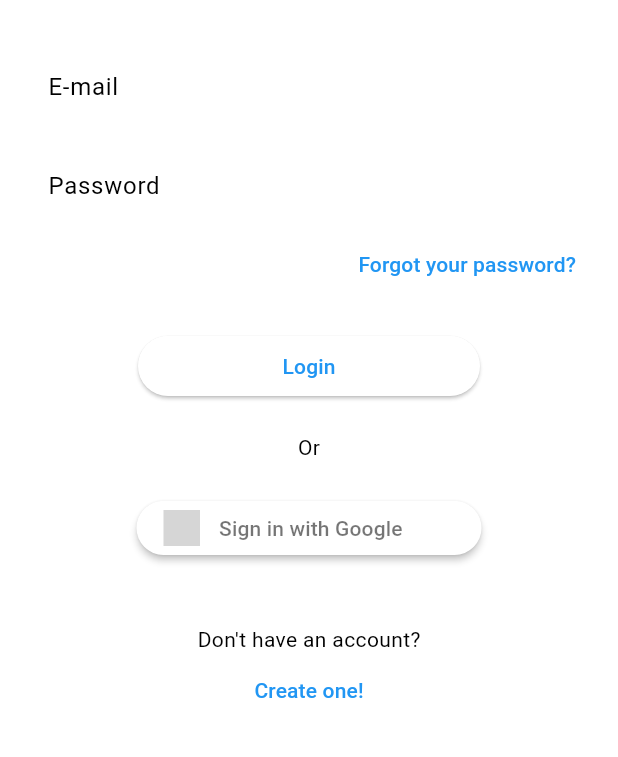
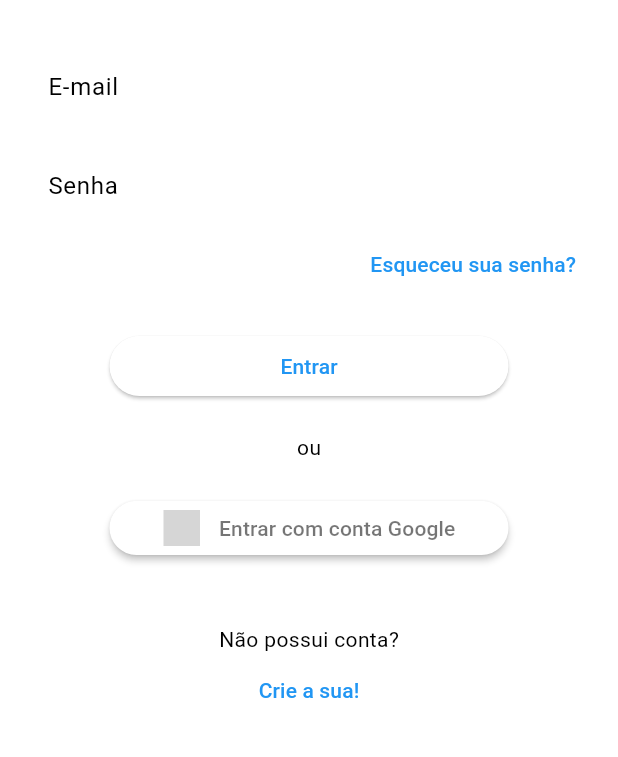
Before and after one commit to bmsrangel/photofeed, a Flutter app: the screen it shows after launch, on a phone screen of 412 x 824 dp, the part 63-820 px from its top. Run offline on Flutter 3.47's test engine with Material 2 defaults, Android fonts, the phone set to English and light mode, and no system bars; our stand-ins replace cloud_firestore, firebase_auth, firebase_core, firebase_storage, flutter_modular, flutter_signin_button and 1 more; accounts and stored records are empty; generated files the repository leaves out were written again; grey boxes are pictures that could not be loaded.

```diff
--- a/lib/app/modules/auth/auth_module.dart
+++ b/lib/app/modules/auth/auth_module.dart
@@ -1,5 +1,6 @@
 import 'package:flutter_modular/flutter_modular.dart';
 import 'package:photofeed/app/modules/auth/pages/login_page.dart';
+import 'package:photofeed/app/modules/auth/pages/reset_password_page.dart';
 import 'package:photofeed/app/modules/auth/pages/sign_up_page.dart';
 
 class AuthModule extends Module {
@@ -10,5 +11,6 @@ class AuthModule extends Module {
   final List<ModularRoute> routes = [
     ChildRoute(Modular.initialRoute, child: (_, __) => const LoginPage()),
     ChildRoute('/signup', child: (_, __) => const SignUpPage()),
+    ChildRoute('/reset', child: (_, __) => const ResetPasswordPage()),
   ];
 }
--- a/lib/app/modules/auth/pages/login_page.dart
+++ b/lib/app/modules/auth/pages/login_page.dart
@@ -20,7 +20,6 @@ class _LoginPageState extends State<LoginPage> {
         title: const Text('PhotoFeed'),
       ),
       body: SingleChildScrollView(
-        child: Padding(
         padding: const EdgeInsets.all(16.0),
         child: Column(
           children: [
@@ -31,40 +30,45 @@ class _LoginPageState extends State<LoginPage> {
             ),
             const SizedBox(height: 10.0),
             CustomTextFormField(
-                labelText: 'Password',
+              labelText: 'Senha',
               obscureText: true,
             ),
             Align(
               alignment: Alignment.centerRight,
               child: TextButton(
-                  onPressed: () {},
+                onPressed: () {
+                  Modular.to.pushNamed('./reset');
+                },
                 child: const Text(
-                    'Forgot your password?',
+                  'Esqueceu sua senha?',
                 ),
               ),
             ),
             const SizedBox(height: 20.0),
             FractionallySizedBox(
-                widthFactor: .6,
+              widthFactor: .7,
               child: ElevatedButton(
                 onPressed: () {},
-                  child: const Text('Login'),
+                child: const Text('Entrar'),
               ),
             ),
             const SizedBox(height: 20.0),
-              const Text('Or'),
+            const Text('ou'),
             const SizedBox(height: 20.0),
-              SignInButton(
+            FractionallySizedBox(
+              widthFactor: .7,
+              child: SignInButton(
                 Buttons.Google,
-                text: 'Sign in with Google',
+                text: 'Entrar com conta Google',
                 shape: const StadiumBorder(),
-                padding: const EdgeInsets.all(5.0),
+                padding: const EdgeInsets.all(3.0),
                 onPressed: () {},
               ),
+            ),
             const SizedBox(height: 40.0),
-              const Text('Don\'t have an account?'),
+            const Text('Não possui conta?'),
             TextButton(
-                child: const Text('Create one!'),
+              child: const Text('Crie a sua!'),
               onPressed: () {
                 Modular.to.pushNamed('./signup');
               },
@@ -72,7 +76,6 @@ class _LoginPageState extends State<LoginPage> {
           ],
         ),
       ),
-      ),
     );
   }
 }
--- a/lib/app/modules/auth/pages/sign_up_page.dart
+++ b/lib/app/modules/auth/pages/sign_up_page.dart
@@ -13,15 +13,14 @@ class _SignUpPageState extends State<SignUpPage> {
   Widget build(BuildContext context) {
     return Scaffold(
       appBar: AppBar(
-        title: const Text('Create Account'),
+        title: const Text('Criar Conta'),
       ),
       body: SingleChildScrollView(
-        child: Padding(
         padding: const EdgeInsets.all(16.0),
         child: Column(
           children: [
             CustomTextFormField(
-                labelText: 'Name',
+              labelText: 'Nome',
             ),
             const SizedBox(height: 10.0),
             CustomTextFormField(
@@ -30,12 +29,12 @@ class _SignUpPageState extends State<SignUpPage> {
             ),
             const SizedBox(height: 10.0),
             CustomTextFormField(
-                labelText: 'Password',
+              labelText: 'Senha',
               obscureText: true,
             ),
             const SizedBox(height: 10.0),
             CustomTextFormField(
-                labelText: 'Confirm Password',
+              labelText: 'Confirmar Senha',
               obscureText: true,
             ),
             const SizedBox(height: 30.0),
@@ -43,13 +42,12 @@ class _SignUpPageState extends State<SignUpPage> {
               widthFactor: .6,
               child: ElevatedButton(
                 onPressed: () {},
-                  child: const Text('Create Account'),
+                child: const Text('Criar conta'),
               ),
             ),
           ],
         ),
       ),
-      ),
     );
   }
 }
```
Also changed, not shown: lib/app/modules/auth/pages/reset_password_page.dart (added, +39 -0 lines). Lines whose indentation alone changed are shown as unchanged.
